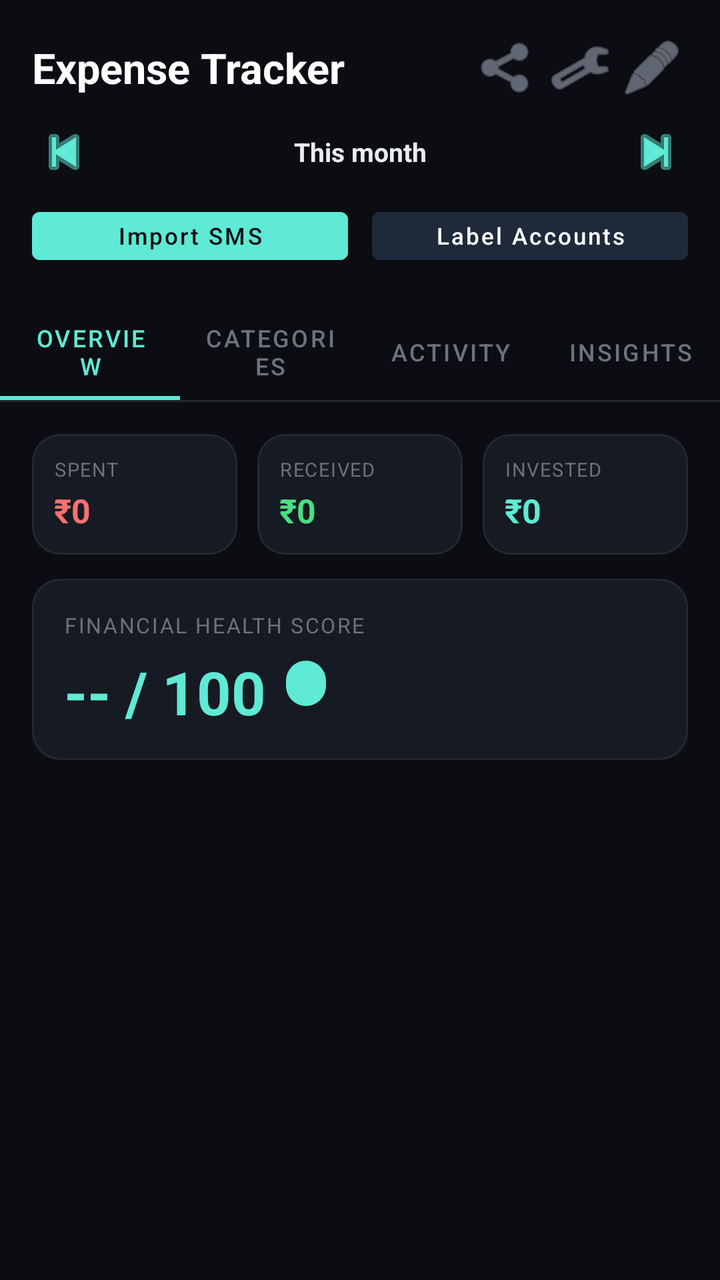
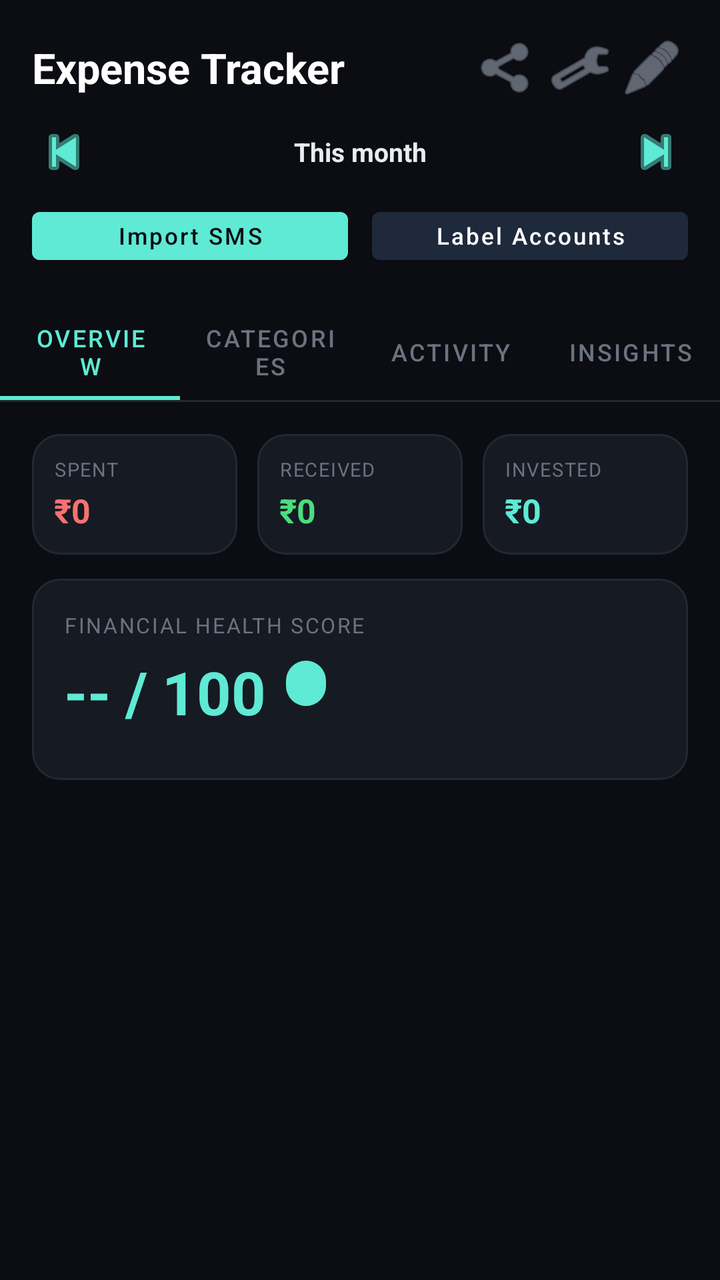

Two renders of the same Android screen: before a commit and after it. Below are the layout's source before the change and the commit's diff.
<!-- AndroidManifest.xml: application theme Theme.ExpenseTracker -->
<!-- res/layout/activity_main.xml -->
<?xml version="1.0" encoding="utf-8"?>
<LinearLayout
    xmlns:android="http://schemas.android.com/apk/res/android"
    xmlns:app="http://schemas.android.com/apk/res-auto"
    android:layout_width="match_parent"
    android:layout_height="match_parent"
    android:background="#0B0D12"
    android:orientation="vertical">

    
    <LinearLayout
        android:layout_width="match_parent"
        android:layout_height="wrap_content"
        android:orientation="vertical"
        android:padding="16dp"
        android:paddingBottom="4dp">

        <LinearLayout
            android:layout_width="match_parent"
            android:layout_height="wrap_content"
            android:orientation="horizontal"
            android:gravity="center_vertical">

            <TextView
                android:layout_width="0dp"
                android:layout_height="wrap_content"
                android:layout_weight="1"
                android:text="Expense Tracker"
                android:textColor="#FFFFFF"
                android:textSize="21sp"
                android:textStyle="bold" />

            <ImageButton
                android:id="@+id/btnShareIcon"
                android:layout_width="36dp"
                android:layout_height="36dp"
                android:background="?attr/selectableItemBackgroundBorderless"
                android:contentDescription="Share report"
                android:src="@android:drawable/ic_menu_share"
                app:tint="#9AA3B2" />

            <ImageButton
                android:id="@+id/btnSettingsIcon"
                android:layout_width="36dp"
                android:layout_height="36dp"
                android:background="?attr/selectableItemBackgroundBorderless"
                android:contentDescription="Budgets"
                android:src="@android:drawable/ic_menu_manage"
                app:tint="#9AA3B2" />

            <ImageButton
                android:id="@+id/btnLabelIcon"
                android:layout_width="36dp"
                android:layout_height="36dp"
                android:background="?attr/selectableItemBackgroundBorderless"
                android:contentDescription="Label accounts"
                android:src="@android:drawable/ic_menu_edit"
                app:tint="#9AA3B2" />
        </LinearLayout>

        <LinearLayout
            android:layout_width="match_parent"
            android:layout_height="wrap_content"
            android:layout_marginTop="8dp"
            android:gravity="center_vertical"
            android:orientation="horizontal">

            <ImageButton
                android:id="@+id/btnPrevMonth"
                android:layout_width="32dp"
                android:layout_height="32dp"
                android:background="?attr/selectableItemBackgroundBorderless"
                android:contentDescription="Previous month"
                android:src="@android:drawable/ic_media_previous"
                app:tint="#5EEAD4" />

            <TextView
                android:id="@+id/tvPeriod"
                android:layout_width="0dp"
                android:layout_height="wrap_content"
                android:layout_weight="1"
                android:gravity="center"
                android:text="This month"
                android:textColor="#E9ECF1"
                android:textSize="13sp"
                android:textStyle="bold" />

            <ImageButton
                android:id="@+id/btnNextMonth"
                android:layout_width="32dp"
                android:layout_height="32dp"
                android:background="?attr/selectableItemBackgroundBorderless"
                android:contentDescription="Next month"
                android:src="@android:drawable/ic_media_next"
                app:tint="#5EEAD4" />
        </LinearLayout>

        <LinearLayout
            android:layout_width="match_parent"
            android:layout_height="wrap_content"
            android:layout_marginTop="8dp"
            android:orientation="horizontal">

            <Button
                android:id="@+id/btnImportSms"
                android:layout_width="0dp"
                android:layout_height="36dp"
                android:layout_weight="1"
                android:layout_marginEnd="6dp"
                android:backgroundTint="#5EEAD4"
                android:text="Import SMS"
                android:textColor="#0B0D12"
                android:textAllCaps="false"
                android:textSize="11.5sp" />

            <Button
                android:id="@+id/btnLabelAccounts"
                android:layout_width="0dp"
                android:layout_height="36dp"
                android:layout_weight="1"
                android:layout_marginStart="6dp"
                android:backgroundTint="#1E293B"
                android:text="Label Accounts"
                android:textColor="#FFFFFF"
                android:textAllCaps="false"
                android:textSize="11.5sp" />
        </LinearLayout>
    </LinearLayout>

    
    <com.google.android.material.tabs.TabLayout
        android:id="@+id/tabLayout"
        android:layout_width="match_parent"
        android:layout_height="wrap_content"
        android:background="#0B0D12"
        app:tabIndicatorColor="#5EEAD4"
        app:tabSelectedTextColor="#5EEAD4"
        app:tabTextColor="#6B7280"
        app:tabMode="fixed">

        <com.google.android.material.tabs.TabItem
            android:layout_width="wrap_content"
            android:layout_height="wrap_content"
            android:text="Overview" />

        <com.google.android.material.tabs.TabItem
            android:layout_width="wrap_content"
            android:layout_height="wrap_content"
            android:text="Categories" />

        <com.google.android.material.tabs.TabItem
            android:layout_width="wrap_content"
            android:layout_height="wrap_content"
            android:text="Activity" />

        <com.google.android.material.tabs.TabItem
            android:layout_width="wrap_content"
            android:layout_height="wrap_content"
            android:text="Insights" />
    </com.google.android.material.tabs.TabLayout>

    <View
        android:layout_width="match_parent"
        android:layout_height="1dp"
        android:background="#232833" />

    <androidx.core.widget.NestedScrollView
        android:layout_width="match_parent"
        android:layout_height="0dp"
        android:layout_weight="1">

        <FrameLayout
            android:layout_width="match_parent"
            android:layout_height="wrap_content">

            
            <LinearLayout
                android:id="@+id/tabOverview"
                android:layout_width="match_parent"
                android:layout_height="wrap_content"
                android:orientation="vertical"
                android:padding="16dp">

                <com.google.android.material.card.MaterialCardView
                    android:id="@+id/cardNotificationAccess"
                    android:layout_width="match_parent"
                    android:layout_height="wrap_content"
                    android:layout_marginBottom="12dp"
                    android:visibility="gone"
                    app:cardBackgroundColor="#1A1F2E"
                    app:cardCornerRadius="14dp"
                    app:cardElevation="0dp"
                    app:strokeColor="#3B82F6"
                    app:strokeWidth="1dp">

                    <LinearLayout
                        android:layout_width="match_parent"
                        android:layout_height="wrap_content"
                        android:orientation="vertical"
                        android:padding="14dp">

                        <TextView
                            android:layout_width="wrap_content"
                            android:layout_height="wrap_content"
                            android:text="Auto-detect merchant names"
                            android:textColor="#FFFFFF"
                            android:textSize="13.5sp"
                            android:textStyle="bold" />

                        <TextView
                            android:layout_width="match_parent"
                            android:layout_height="wrap_content"
                            android:layout_marginTop="4dp"
                            android:text="Your bank SMS doesn't include merchant names. Allow notification access to read them from GPay/PhonePe automatically instead of labeling accounts by hand."
                            android:textColor="#9AA3B2"
                            android:textSize="11.5sp" />

                        <Button
                            android:id="@+id/btnEnableNotificationAccess"
                            android:layout_width="wrap_content"
                            android:layout_height="36dp"
                            android:layout_marginTop="10dp"
                            android:backgroundTint="#3B82F6"
                            android:text="Enable"
                            android:textColor="#FFFFFF"
                            android:textAllCaps="false"
                            android:textSize="12sp" />
                    </LinearLayout>
                </com.google.android.material.card.MaterialCardView>

                <LinearLayout
                    android:layout_width="match_parent"
                    android:layout_height="wrap_content"
                    android:orientation="horizontal">

                    <com.google.android.material.card.MaterialCardView
                        android:layout_width="0dp"
                        android:layout_height="wrap_content"
                        android:layout_weight="1"
                        android:layout_marginEnd="5dp"
                        app:cardBackgroundColor="#161A22"
                        app:cardCornerRadius="14dp"
                        app:cardElevation="0dp"
                        app:strokeColor="#232833"
                        app:strokeWidth="1dp">

                        <LinearLayout
                            android:layout_width="match_parent"
                            android:layout_height="wrap_content"
                            android:orientation="vertical"
                            android:padding="11dp">

                            <TextView
                                android:layout_width="wrap_content"
                                android:layout_height="wrap_content"
                                android:text="SPENT"
                                android:textColor="#6B7280"
                                android:textSize="9.5sp"
                                android:letterSpacing="0.06" />

                            <TextView
                                android:id="@+id/tvTotalDebit"
                                android:layout_width="wrap_content"
                                android:layout_height="wrap_content"
                                android:layout_marginTop="3dp"
                                android:text="₹0"
                                android:textColor="#F87171"
                                android:textSize="16.5sp"
                                android:textStyle="bold" />
                        </LinearLayout>
                    </com.google.android.material.card.MaterialCardView>

                    <com.google.android.material.card.MaterialCardView
                        android:layout_width="0dp"
                        android:layout_height="wrap_content"
                        android:layout_weight="1"
                        android:layout_marginStart="5dp"
                        android:layout_marginEnd="5dp"
                        app:cardBackgroundColor="#161A22"
                        app:cardCornerRadius="14dp"
                        app:cardElevation="0dp"
                        app:strokeColor="#232833"
                        app:strokeWidth="1dp">

                        <LinearLayout
                            android:layout_width="match_parent"
                            android:layout_height="wrap_content"
                            android:orientation="vertical"
                            android:padding="11dp">

                            <TextView
                                android:layout_width="wrap_content"
                                android:layout_height="wrap_content"
                                android:text="RECEIVED"
                                android:textColor="#6B7280"
                                android:textSize="9.5sp"
                                android:letterSpacing="0.06" />

                            <TextView
                                android:id="@+id/tvTotalCredit"
                                android:layout_width="wrap_content"
                                android:layout_height="wrap_content"
                                android:layout_marginTop="3dp"
                                android:text="₹0"
                                android:textColor="#4ADE80"
                                android:textSize="16.5sp"
                                android:textStyle="bold" />
                        </LinearLayout>
                    </com.google.android.material.card.MaterialCardView>

                    <com.google.android.material.card.MaterialCardView
                        android:layout_width="0dp"
                        android:layout_height="wrap_content"
                        android:layout_weight="1"
                        android:layout_marginStart="5dp"
                        app:cardBackgroundColor="#161A22"
                        app:cardCornerRadius="14dp"
                        app:cardElevation="0dp"
                        app:strokeColor="#232833"
                        app:strokeWidth="1dp">

                        <LinearLayout
                            android:layout_width="match_parent"
                            android:layout_height="wrap_content"
                            android:orientation="vertical"
                            android:padding="11dp">

                            <TextView
                                android:layout_width="wrap_content"
                                android:layout_height="wrap_content"
                                android:text="INVESTED"
                                android:textColor="#6B7280"
                                android:textSize="9.5sp"
                                android:letterSpacing="0.06" />

                            <TextView
                                android:id="@+id/tvTotalInvested"
                                android:layout_width="wrap_content"
                                android:layout_height="wrap_content"
                                android:layout_marginTop="3dp"
                                android:text="₹0"
                                android:textColor="#5EEAD4"
                                android:textSize="16.5sp"
                                android:textStyle="bold" />
                        </LinearLayout>
                    </com.google.android.material.card.MaterialCardView>
                </LinearLayout>

                <com.google.android.material.card.MaterialCardView
                    android:layout_width="match_parent"
                    android:layout_height="wrap_content"
                    android:layout_marginTop="12dp"
                    app:cardBackgroundColor="#161A22"
                    app:cardCornerRadius="14dp"
                    app:cardElevation="0dp"
                    app:strokeColor="#232833"
                    app:strokeWidth="1dp">

                    <LinearLayout
                        android:layout_width="match_parent"
                        android:layout_height="wrap_content"
                        android:orientation="vertical"
                        android:padding="16dp">

                        <TextView
                            android:layout_width="wrap_content"
                            android:layout_height="wrap_content"
                            android:text="FINANCIAL HEALTH SCORE"
                            android:textColor="#6B7280"
                            android:textSize="10.5sp"
                            android:letterSpacing="0.08" />

                        <LinearLayout
                            android:layout_width="match_parent"
                            android:layout_height="wrap_content"
                            android:gravity="center_vertical"
                            android:orientation="horizontal">

                            <TextView
                                android:id="@+id/tvHealthScore"
                                android:layout_width="wrap_content"
                                android:layout_height="wrap_content"
                                android:layout_marginTop="4dp"
                                android:text="-- / 100"
                                android:textColor="#5EEAD4"
                                android:textSize="30sp"
                                android:textStyle="bold" />

                            <TextView
                                android:id="@+id/tvHealthBand"
                                android:layout_width="wrap_content"
                                android:layout_height="wrap_content"
                                android:layout_marginStart="10dp"
                                android:background="@drawable/badge_bg"
                                android:paddingStart="10dp"
                                android:paddingEnd="10dp"
                                android:paddingTop="4dp"
                                android:paddingBottom="4dp"
                                android:textColor="#0B0D12"
                                android:textSize="11sp"
                                android:textStyle="bold" />
                        </LinearLayout>
                    </LinearLayout>
                </com.google.android.material.card.MaterialCardView>

                <LinearLayout
                    android:id="@+id/budgetStatusContainer"
                    android:layout_width="match_parent"
                    android:layout_height="wrap_content"
                    android:layout_marginTop="14dp"
                    android:orientation="vertical" />

            </LinearLayout>

            
            <LinearLayout
                android:id="@+id/tabCategories"
                android:layout_width="match_parent"
                android:layout_height="wrap_content"
                android:orientation="vertical"
                android:padding="16dp"
                android:visibility="gone">

                <TextView
                    android:layout_width="wrap_content"
                    android:layout_height="wrap_content"
                    android:layout_marginBottom="8dp"
                    android:text="Spending by Category"
                    android:textColor="#FFFFFF"
                    android:textSize="15sp"
                    android:textStyle="bold" />

                <com.google.android.material.card.MaterialCardView
                    android:layout_width="match_parent"
                    android:layout_height="wrap_content"
                    app:cardBackgroundColor="#161A22"
                    app:cardCornerRadius="14dp"
                    app:cardElevation="0dp"
                    app:strokeColor="#232833"
                    app:strokeWidth="1dp">

                    <com.github.mikephil.charting.charts.PieChart
                        android:id="@+id/pieChart"
                        android:layout_width="match_parent"
                        android:layout_height="280dp"
                        android:padding="8dp" />
                </com.google.android.material.card.MaterialCardView>

                <TextView
                    android:layout_width="wrap_content"
                    android:layout_height="wrap_content"
                    android:layout_marginTop="22dp"
                    android:layout_marginBottom="8dp"
                    android:text="Top Merchants"
                    android:textColor="#FFFFFF"
                    android:textSize="15sp"
                    android:textStyle="bold" />

                <com.google.android.material.card.MaterialCardView
                    android:layout_width="match_parent"
                    android:layout_height="wrap_content"
                    app:cardBackgroundColor="#161A22"
                    app:cardCornerRadius="14dp"
                    app:cardElevation="0dp"
                    app:strokeColor="#232833"
                    app:strokeWidth="1dp">

                    <com.github.mikephil.charting.charts.HorizontalBarChart
                        android:id="@+id/barChart"
                        android:layout_width="match_parent"
                        android:layout_height="280dp"
                        android:padding="8dp" />
                </com.google.android.material.card.MaterialCardView>
            </LinearLayout>

            
            <LinearLayout
                android:id="@+id/tabActivity"
                android:layout_width="match_parent"
                android:layout_height="wrap_content"
                android:orientation="vertical"
                android:padding="16dp"
                android:visibility="gone">

                <TextView
                    android:layout_width="wrap_content"
                    android:layout_height="wrap_content"
                    android:layout_marginBottom="8dp"
                    android:text="Recent Transactions"
                    android:textColor="#FFFFFF"
                    android:textSize="15sp"
                    android:textStyle="bold" />

                <com.google.android.material.card.MaterialCardView
                    android:layout_width="match_parent"
                    android:layout_height="wrap_content"
                    app:cardBackgroundColor="#161A22"
                    app:cardCornerRadius="14dp"
                    app:cardElevation="0dp"
                    app:strokeColor="#232833"
                    app:strokeWidth="1dp">

                    <androidx.recyclerview.widget.RecyclerView
                        android:id="@+id/rvTransactions"
                        android:layout_width="match_parent"
                        android:layout_height="wrap_content"
                        android:nestedScrollingEnabled="false"
                        android:paddingStart="14dp"
                        android:paddingEnd="14dp"
                        android:paddingTop="6dp"
                        android:paddingBottom="6dp" />
                </com.google.android.material.card.MaterialCardView>
            </LinearLayout>

            
            <LinearLayout
                android:id="@+id/tabInsights"
                android:layout_width="match_parent"
                android:layout_height="wrap_content"
                android:orientation="vertical"
                android:padding="16dp"
                android:visibility="gone">

                <TextView
                    android:layout_width="wrap_content"
                    android:layout_height="wrap_content"
                    android:text="⚠ Spending Flags"
                    android:textColor="#FFFFFF"
                    android:textSize="15sp"
                    android:textStyle="bold" />

                <LinearLayout
                    android:id="@+id/flagsContainer"
                    android:layout_width="match_parent"
                    android:layout_height="wrap_content"
                    android:layout_marginTop="8dp"
                    android:orientation="vertical" />

                <TextView
                    android:layout_width="wrap_content"
                    android:layout_height="wrap_content"
                    android:layout_marginTop="18dp"
                    android:text="✅ Savings Opportunities"
                    android:textColor="#FFFFFF"
                    android:textSize="15sp"
                    android:textStyle="bold" />

                <LinearLayout
                    android:id="@+id/savingsContainer"
                    android:layout_width="match_parent"
                    android:layout_height="wrap_content"
                    android:layout_marginTop="8dp"
                    android:layout_marginBottom="40dp"
                    android:orientation="vertical" />
            </LinearLayout>

        </FrameLayout>
    </androidx.core.widget.NestedScrollView>

</LinearLayout>
<!-- resources referenced by this layout -->
<resources>
  <!-- drawable badge_bg (drawable) -->
  <?xml version="1.0" encoding="utf-8"?>
  <shape xmlns:android="http://schemas.android.com/apk/res/android" android:shape="rectangle">
      <solid android:color="#5EEAD4" />
      <corners android:radius="20dp" />
  </shape>
  <style name="Theme.ExpenseTracker" parent="Theme.MaterialComponents.DayNight.NoActionBar">
          <item name="colorPrimary">#5EEAD4</item>
          <item name="colorPrimaryDark">#0F1115</item>
          <item name="colorAccent">#5EEAD4</item>
          <item name="android:windowBackground">#0F1115</item>
      </style>
</resources>

<!-- the commit's change to res/layout/activity_main.xml (unified diff, before → after) -->
@@ -400,6 +400,13 @@
                                 android:textSize="11sp"
                                 android:textStyle="bold" />
                         </LinearLayout>
+
+                        <LinearLayout
+                            android:id="@+id/healthBreakdownContainer"
+                            android:layout_width="match_parent"
+                            android:layout_height="wrap_content"
+                            android:layout_marginTop="10dp"
+                            android:orientation="vertical" />
                     </LinearLayout>
                 </com.google.android.material.card.MaterialCardView>
 
